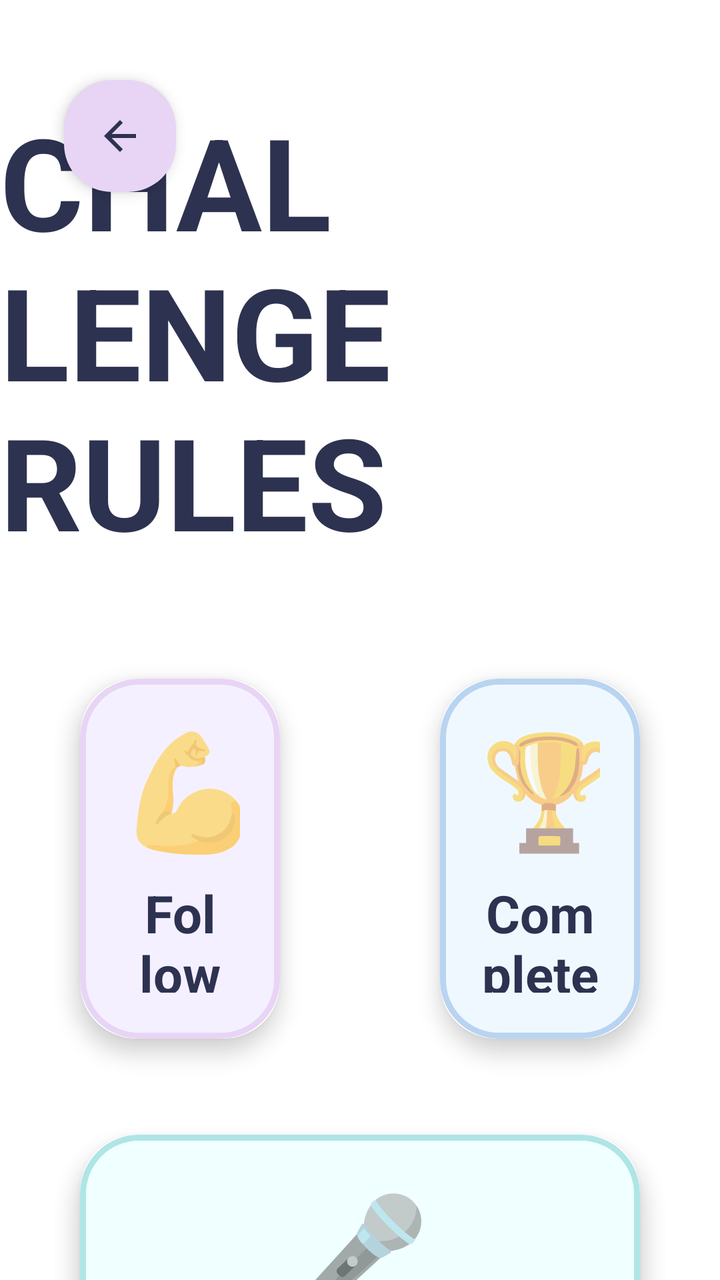
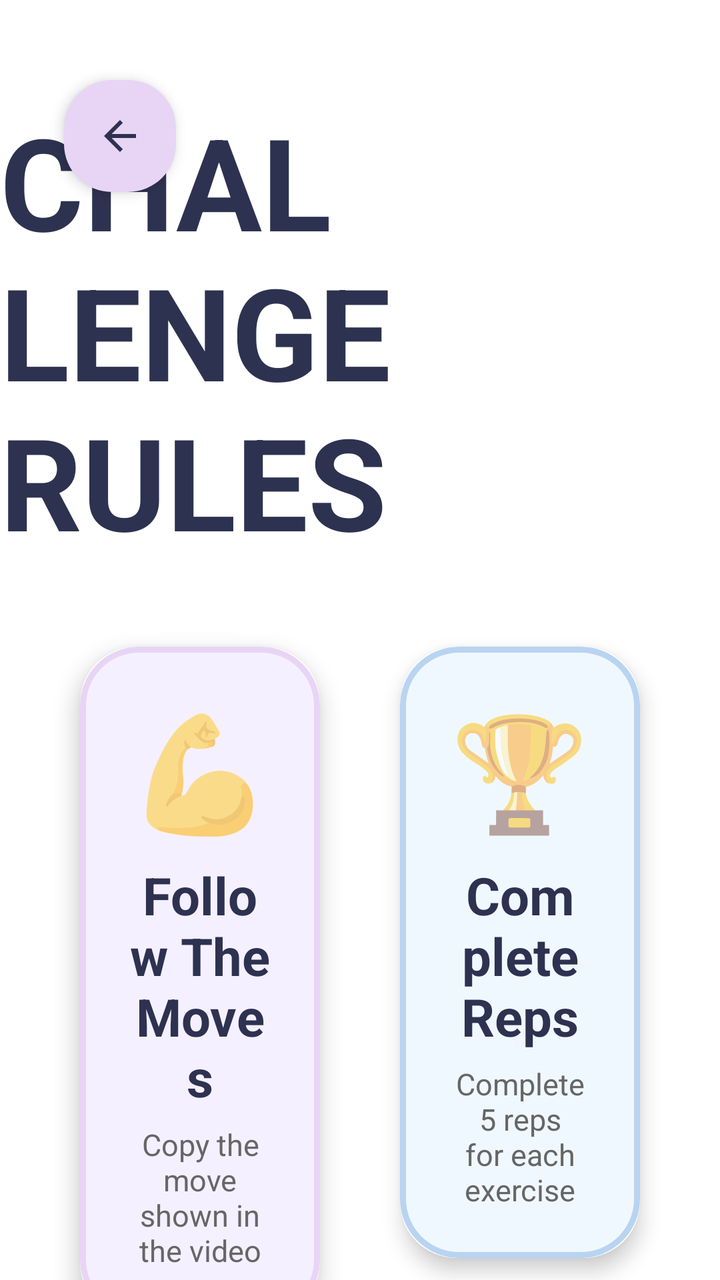

Compare the two renders of this Android layout. The source of the first and the diff that turns it into the second are given below.
<!-- AndroidManifest.xml: application theme Theme.RoboMove -->
<!-- res/layout/activity_instructions.xml -->
<?xml version="1.0" encoding="utf-8"?>
<androidx.constraintlayout.widget.ConstraintLayout
    xmlns:android="http://schemas.android.com/apk/res/android"
    xmlns:app="http://schemas.android.com/apk/res-auto"
    xmlns:tools="http://schemas.android.com/tools"
    android:layout_width="match_parent"
    android:layout_height="match_parent"
    android:background="@color/robomove_white">

    
    <ImageButton
        android:id="@+id/btn_back"
        android:layout_width="56dp"
        android:layout_height="56dp"
        android:src="@drawable/ic_back"
        android:background="@drawable/bg_rule_card"
        android:padding="12dp"
        android:contentDescription="Back"
        android:elevation="4dp"
        app:tint="@color/robomove_navy"
        app:layout_constraintStart_toStartOf="parent"
        app:layout_constraintTop_toTopOf="parent"
        android:layout_marginStart="32dp"
        android:layout_marginTop="40dp"/>

    
    <TextView
        android:id="@+id/tv_title"
        android:layout_width="wrap_content"
        android:layout_height="wrap_content"
        android:text="CHALLENGE RULES"
        android:textColor="@color/robomove_navy"
        android:textSize="64sp"
        android:textStyle="bold"
        app:layout_constraintTop_toTopOf="parent"
        app:layout_constraintStart_toStartOf="parent"
        app:layout_constraintEnd_toEndOf="parent"
        android:layout_marginTop="48dp"/>

    
    <androidx.cardview.widget.CardView
        android:id="@+id/card_follow"
        android:layout_width="0dp"
        android:layout_height="180dp"
        app:cardCornerRadius="28dp"
        app:cardElevation="6dp"
        app:cardBackgroundColor="@color/robomove_white"
        android:layout_marginStart="40dp"
        android:layout_marginEnd="40dp"
        android:layout_marginTop="56dp"
        app:layout_constraintStart_toStartOf="parent"
        app:layout_constraintEnd_toStartOf="@id/card_reps"
        app:layout_constraintTop_toBottomOf="@id/tv_title">

        <LinearLayout
            android:layout_width="match_parent"
            android:layout_height="match_parent"
            android:gravity="center"
            android:orientation="vertical"
            android:background="@drawable/bg_info_card_purple"
            android:padding="20dp">

            <TextView
                android:layout_width="wrap_content"
                android:layout_height="wrap_content"
                android:text="💪"
                android:textSize="56sp"/>

            <TextView
                android:layout_width="wrap_content"
                android:layout_height="wrap_content"
                android:layout_marginTop="8dp"
                android:gravity="center"
                android:text="Follow The Moves"
                android:textAlignment="center"
                android:textColor="@color/robomove_navy"
                android:textSize="26sp"
                android:textStyle="bold" />

            <TextView
                android:layout_width="wrap_content"
                android:layout_height="wrap_content"
                android:layout_marginTop="6dp"
                android:gravity="center"
                android:text="Copy the move shown in the video"
                android:textAlignment="center"
                android:textColor="#666666"
                android:textSize="15sp" />
        </LinearLayout>
    </androidx.cardview.widget.CardView>

    
    <androidx.cardview.widget.CardView
        android:id="@+id/card_reps"
        android:layout_width="0dp"
        android:layout_height="180dp"
        app:cardCornerRadius="28dp"
        app:cardElevation="6dp"
        app:cardBackgroundColor="@color/robomove_white"
        android:layout_marginStart="40dp"
        android:layout_marginEnd="40dp"
        android:layout_marginTop="56dp"
        app:layout_constraintStart_toEndOf="@id/card_follow"
        app:layout_constraintEnd_toEndOf="parent"
        app:layout_constraintTop_toBottomOf="@id/tv_title">

        <LinearLayout
            android:layout_width="match_parent"
            android:layout_height="match_parent"
            android:gravity="center"
            android:orientation="vertical"
            android:background="@drawable/bg_info_card_blue"
            android:padding="20dp">

            <TextView
                android:layout_width="wrap_content"
                android:layout_height="wrap_content"
                android:text="🏆"
                android:textSize="56sp"/>

            <TextView
                android:layout_width="wrap_content"
                android:layout_height="wrap_content"
                android:layout_marginTop="8dp"
                android:gravity="center"
                android:text="Complete Reps"
                android:textAlignment="center"
                android:textColor="@color/robomove_navy"
                android:textSize="26sp"
                android:textStyle="bold" />

            <TextView
                android:layout_width="wrap_content"
                android:layout_height="wrap_content"
                android:layout_marginTop="6dp"
                android:gravity="center"
                android:text="Complete 5 reps for each exercise"
                android:textAlignment="center"
                android:textColor="#666666"
                android:textSize="15sp" />
        </LinearLayout>
    </androidx.cardview.widget.CardView>

    
    <androidx.cardview.widget.CardView
        android:id="@+id/card_voice"
        android:layout_width="0dp"
        android:layout_height="190dp"
        app:cardCornerRadius="28dp"
        app:cardElevation="6dp"
        app:cardBackgroundColor="@color/robomove_white"
        android:layout_marginStart="40dp"
        android:layout_marginEnd="40dp"
        android:layout_marginTop="48dp"
        app:layout_constraintTop_toBottomOf="@id/card_follow"
        app:layout_constraintStart_toStartOf="parent"
        app:layout_constraintEnd_toEndOf="parent">

        <LinearLayout
            android:layout_width="match_parent"
            android:layout_height="match_parent"
            android:orientation="vertical"
            android:gravity="center"
            android:background="@drawable/bg_info_card_teal"
            android:padding="20dp">

            <TextView
                android:layout_width="wrap_content"
                android:layout_height="wrap_content"
                android:text="🎤"
                android:textSize="56sp"/>

            <TextView
                android:layout_width="wrap_content"
                android:layout_height="wrap_content"
                android:layout_marginTop="8dp"
                android:text="Voice Commands"
                android:textColor="@color/robomove_navy"
                android:textSize="26sp"
                android:textStyle="bold" />

            <TextView
                android:layout_width="wrap_content"
                android:layout_height="wrap_content"
                android:layout_marginTop="6dp"
                android:gravity="center"
                android:text="Say 'Robomove Start', 'Pause', 'Play', or 'Stop' to control the game."
                android:textAlignment="center"
                android:textColor="#666666"
                android:textSize="15sp"
                android:lineSpacingMultiplier="1.2"/>
        </LinearLayout>
    </androidx.cardview.widget.CardView>

    
    <TextView
        android:id="@+id/btn_say_start"
        android:layout_width="0dp"
        android:layout_height="80dp"
        android:layout_marginStart="40dp"
        android:layout_marginEnd="40dp"
        android:layout_marginTop="56dp"
        android:background="@drawable/bg_button_yellow"
        android:gravity="center"
        android:text='Say "Robomove Start" to Begin!'
        android:textSize="24sp"
        android:textStyle="bold"
        android:textColor="@color/robomove_white"
        android:elevation="8dp"
        app:layout_constraintTop_toBottomOf="@id/card_voice"
        app:layout_constraintStart_toStartOf="parent"
        app:layout_constraintEnd_toEndOf="parent" />

</androidx.constraintlayout.widget.ConstraintLayout>
<!-- resources referenced by this layout -->
<resources>
  <color name="robomove_navy">#2D3250</color>
  <color name="robomove_white">#FFFFFF</color>
  <!-- drawable bg_button_yellow (drawable) -->
  <?xml version="1.0" encoding="utf-8"?>
  <shape xmlns:android="http://schemas.android.com/apk/res/android"
      android:shape="rectangle">
      <solid android:color="#F5C842" />
      <corners android:radius="50dp" />
  </shape>
  <!-- drawable bg_info_card_blue (drawable) -->
  <?xml version="1.0" encoding="utf-8"?>
  <shape xmlns:android="http://schemas.android.com/apk/res/android">
      <solid android:color="#F0F8FF"/>
      <corners android:radius="28dp"/>
      <stroke android:width="3dp" android:color="#B8D4F1"/>
  </shape>
  <!-- drawable bg_info_card_purple (drawable) -->
  <?xml version="1.0" encoding="utf-8"?>
  <shape xmlns:android="http://schemas.android.com/apk/res/android">
      <solid android:color="#F5F0FF"/>
      <corners android:radius="28dp"/>
      <stroke android:width="3dp" android:color="#E8D5F5"/>
  </shape>
  <!-- drawable bg_info_card_teal (drawable) -->
  <?xml version="1.0" encoding="utf-8"?>
  <shape xmlns:android="http://schemas.android.com/apk/res/android">
      <solid android:color="#F0FFFF"/>
      <corners android:radius="28dp"/>
      <stroke android:width="3dp" android:color="#B0E5E5"/>
  </shape>
  <!-- drawable bg_rule_card (drawable) -->
  <?xml version="1.0" encoding="utf-8"?>
  <shape xmlns:android="http://schemas.android.com/apk/res/android"
      android:shape="rectangle">
      <solid android:color="#E8D5F5" />
      <corners android:radius="24dp" />
  </shape>
  <!-- drawable ic_back (drawable) -->
  <vector xmlns:android="http://schemas.android.com/apk/res/android" android:autoMirrored="true" android:height="24dp" android:tint="#000000" android:viewportHeight="24" android:viewportWidth="24" android:width="24dp">
        
      <path android:fillColor="@android:color/white" android:pathData="M20,11H7.83l5.59,-5.59L12,4l-8,8 8,8 1.41,-1.41L7.83,13H20v-2z"/>
      
  </vector>
  <style name="Theme.RoboMove" parent="Theme.MaterialComponents.DayNight.NoActionBar">
          <item name="colorPrimary">@color/robomove_navy</item>
          <item name="colorPrimaryVariant">@color/robomove_navy</item>
          <item name="colorOnPrimary">@color/robomove_white</item>
          <item name="colorSecondary">@color/robomove_yellow</item>
          <item name="android:windowBackground">@color/robomove_white</item>
      </style>
  <color name="robomove_yellow">#F5C842</color>
</resources>

<!-- the commit's change to res/layout/activity_instructions.xml (unified diff, before → after) -->
@@ -2,7 +2,6 @@
 <androidx.constraintlayout.widget.ConstraintLayout
     xmlns:android="http://schemas.android.com/apk/res/android"
     xmlns:app="http://schemas.android.com/apk/res-auto"
-    xmlns:tools="http://schemas.android.com/tools"
     android:layout_width="match_parent"
     android:layout_height="match_parent"
     android:background="@color/robomove_white">
@@ -18,10 +17,10 @@
         android:contentDescription="Back"
         android:elevation="4dp"
         app:tint="@color/robomove_navy"
-        app:layout_constraintStart_toStartOf="parent"
-        app:layout_constraintTop_toTopOf="parent"
         android:layout_marginStart="32dp"
-        android:layout_marginTop="40dp"/>
+        android:layout_marginTop="40dp"
+        app:layout_constraintStart_toStartOf="parent"
+        app:layout_constraintTop_toTopOf="parent"/>
 
     
     <TextView
@@ -32,33 +31,35 @@
         android:textColor="@color/robomove_navy"
         android:textSize="64sp"
         android:textStyle="bold"
+        android:layout_marginTop="48dp"
         app:layout_constraintTop_toTopOf="parent"
         app:layout_constraintStart_toStartOf="parent"
-        app:layout_constraintEnd_toEndOf="parent"
-        android:layout_marginTop="48dp"/>
+        app:layout_constraintEnd_toEndOf="parent"/>
+
+    
 
     
     <androidx.cardview.widget.CardView
         android:id="@+id/card_follow"
         android:layout_width="0dp"
-        android:layout_height="180dp"
+        android:layout_height="wrap_content"
         app:cardCornerRadius="28dp"
         app:cardElevation="6dp"
         app:cardBackgroundColor="@color/robomove_white"
         android:layout_marginStart="40dp"
-        android:layout_marginEnd="40dp"
-        android:layout_marginTop="56dp"
+        android:layout_marginEnd="20dp"
+        android:layout_marginTop="40dp"
         app:layout_constraintStart_toStartOf="parent"
         app:layout_constraintEnd_toStartOf="@id/card_reps"
         app:layout_constraintTop_toBottomOf="@id/tv_title">
 
         <LinearLayout
             android:layout_width="match_parent"
-            android:layout_height="match_parent"
+            android:layout_height="wrap_content"
             android:gravity="center"
             android:orientation="vertical"
             android:background="@drawable/bg_info_card_purple"
-            android:padding="20dp">
+            android:padding="24dp">
 
             <TextView
                 android:layout_width="wrap_content"
@@ -75,7 +76,7 @@
                 android:textAlignment="center"
                 android:textColor="@color/robomove_navy"
                 android:textSize="26sp"
-                android:textStyle="bold" />
+                android:textStyle="bold"/>
 
             <TextView
                 android:layout_width="wrap_content"
@@ -85,7 +86,7 @@
                 android:text="Copy the move shown in the video"
                 android:textAlignment="center"
                 android:textColor="#666666"
-                android:textSize="15sp" />
+                android:textSize="15sp"/>
         </LinearLayout>
     </androidx.cardview.widget.CardView>
 
@@ -93,24 +94,24 @@
     <androidx.cardview.widget.CardView
         android:id="@+id/card_reps"
         android:layout_width="0dp"
-        android:layout_height="180dp"
-        app:cardCornerRadius="28dp"
-        app:cardElevation="6dp"
-        app:cardBackgroundColor="@color/robomove_white"
-        android:layout_marginStart="40dp"
+        android:layout_height="wrap_content"
+        app:cardCornerRadius="28dp"
+        app:cardElevation="6dp"
+        app:cardBackgroundColor="@color/robomove_white"
+        android:layout_marginStart="20dp"
         android:layout_marginEnd="40dp"
-        android:layout_marginTop="56dp"
+        android:layout_marginTop="40dp"
         app:layout_constraintStart_toEndOf="@id/card_follow"
         app:layout_constraintEnd_toEndOf="parent"
         app:layout_constraintTop_toBottomOf="@id/tv_title">
 
         <LinearLayout
             android:layout_width="match_parent"
-            android:layout_height="match_parent"
+            android:layout_height="wrap_content"
             android:gravity="center"
             android:orientation="vertical"
             android:background="@drawable/bg_info_card_blue"
-            android:padding="20dp">
+            android:padding="24dp">
 
             <TextView
                 android:layout_width="wrap_content"
@@ -127,7 +128,7 @@
                 android:textAlignment="center"
                 android:textColor="@color/robomove_navy"
                 android:textSize="26sp"
-                android:textStyle="bold" />
+                android:textStyle="bold"/>
 
             <TextView
                 android:layout_width="wrap_content"
@@ -137,54 +138,109 @@
                 android:text="Complete 5 reps for each exercise"
                 android:textAlignment="center"
                 android:textColor="#666666"
-                android:textSize="15sp" />
-        </LinearLayout>
-    </androidx.cardview.widget.CardView>
+                android:textSize="15sp"/>
+        </LinearLayout>
+    </androidx.cardview.widget.CardView>
+
+    
 
     
     <androidx.cardview.widget.CardView
         android:id="@+id/card_voice"
         android:layout_width="0dp"
-        android:layout_height="190dp"
+        android:layout_height="wrap_content"
         app:cardCornerRadius="28dp"
         app:cardElevation="6dp"
         app:cardBackgroundColor="@color/robomove_white"
         android:layout_marginStart="40dp"
+        android:layout_marginEnd="20dp"
+        android:layout_marginTop="32dp"
+        app:layout_constraintTop_toBottomOf="@id/card_follow"
+        app:layout_constraintStart_toStartOf="parent"
+        app:layout_constraintEnd_toStartOf="@id/card_frame">
+
+        <LinearLayout
+            android:layout_width="match_parent"
+            android:layout_height="wrap_content"
+            android:orientation="vertical"
+            android:gravity="center"
+            android:background="@drawable/bg_info_card_teal"
+            android:padding="24dp">
+
+            <TextView
+                android:layout_width="wrap_content"
+                android:layout_height="wrap_content"
+                android:text="🎤"
+                android:textSize="56sp"/>
+
+            <TextView
+                android:layout_width="wrap_content"
+                android:layout_height="wrap_content"
+                android:layout_marginTop="8dp"
+                android:text="Voice Commands"
+                android:gravity="center"
+                android:textColor="@color/robomove_navy"
+                android:textSize="26sp"
+                android:textStyle="bold"/>
+
+            <TextView
+                android:layout_width="wrap_content"
+                android:layout_height="wrap_content"
+                android:layout_marginTop="6dp"
+                android:gravity="center"
+                android:text="Say 'Start', 'Continue', 'Pause',&#10;'Play', 'Skip', or 'Stop' to control."
+                android:textAlignment="center"
+                android:textColor="#666666"
+                android:textSize="15sp"
+                android:lineSpacingMultiplier="1.2"/>
+        </LinearLayout>
+    </androidx.cardview.widget.CardView>
+
+    
+    <androidx.cardview.widget.CardView
+        android:id="@+id/card_frame"
+        android:layout_width="0dp"
+        android:layout_height="wrap_content"
+        app:cardCornerRadius="28dp"
+        app:cardElevation="6dp"
+        app:cardBackgroundColor="@color/robomove_white"
+        android:layout_marginStart="20dp"
         android:layout_marginEnd="40dp"
-        android:layout_marginTop="48dp"
-        app:layout_constraintTop_toBottomOf="@id/card_follow"
-        app:layout_constraintStart_toStartOf="parent"
+        android:layout_marginTop="32dp"
+        app:layout_constraintTop_toBottomOf="@id/card_reps"
+        app:layout_constraintStart_toEndOf="@id/card_voice"
         app:layout_constraintEnd_toEndOf="parent">
 
         <LinearLayout
             android:layout_width="match_parent"
-            android:layout_height="match_parent"
-            android:orientation="vertical"
-            android:gravity="center"
-            android:background="@drawable/bg_info_card_teal"
-            android:padding="20dp">
-
-            <TextView
-                android:layout_width="wrap_content"
-                android:layout_height="wrap_content"
-                android:text="🎤"
-                android:textSize="56sp"/>
-
-            <TextView
-                android:layout_width="wrap_content"
-                android:layout_height="wrap_content"
-                android:layout_marginTop="8dp"
-                android:text="Voice Commands"
-                android:textColor="@color/robomove_navy"
-                android:textSize="26sp"
-                android:textStyle="bold" />
-
-            <TextView
-                android:layout_width="wrap_content"
-                android:layout_height="wrap_content"
-                android:layout_marginTop="6dp"
-                android:gravity="center"
-                android:text="Say 'Robomove Start', 'Pause', 'Play', or 'Stop' to control the game."
+            android:layout_height="wrap_content"
+            android:orientation="vertical"
+            android:gravity="center"
+            android:background="@drawable/bg_info_card_pink"
+            android:padding="24dp">
+
+            <TextView
+                android:layout_width="wrap_content"
+                android:layout_height="wrap_content"
+                android:text="📷"
+                android:textSize="56sp"/>
+
+            <TextView
+                android:layout_width="wrap_content"
+                android:layout_height="wrap_content"
+                android:layout_marginTop="8dp"
+                android:text="Stay Within Frame"
+                android:gravity="center"
+                android:textColor="@color/robomove_navy"
+                android:textSize="26sp"
+                android:textStyle="bold"/>
+
+            <TextView
+                android:layout_width="wrap_content"
+                android:layout_height="wrap_content"
+                android:layout_marginTop="6dp"
+                android:gravity="center"
+                android:text="Make sure your full body&#10;is visible in the camera!"
                 android:textAlignment="center"
                 android:textColor="#666666"
                 android:textSize="15sp"
@@ -199,7 +255,8 @@
         android:layout_height="80dp"
         android:layout_marginStart="40dp"
         android:layout_marginEnd="40dp"
-        android:layout_marginTop="56dp"
+        android:layout_marginTop="40dp"
+        android:layout_marginBottom="32dp"
         android:background="@drawable/bg_button_yellow"
         android:gravity="center"
         android:text='Say "Robomove Start" to Begin!'
@@ -208,7 +265,8 @@
         android:textColor="@color/robomove_white"
         android:elevation="8dp"
         app:layout_constraintTop_toBottomOf="@id/card_voice"
-        app:layout_constraintStart_toStartOf="parent"
-        app:layout_constraintEnd_toEndOf="parent" />
+        app:layout_constraintBottom_toBottomOf="parent"
+        app:layout_constraintStart_toStartOf="parent"
+        app:layout_constraintEnd_toEndOf="parent"/>
 
 </androidx.constraintlayout.widget.ConstraintLayout>
<!-- resource entries referenced after the edit -->
@@ -15,6 +15,19 @@
       <solid android:color="#F0F8FF"/>
       <corners android:radius="28dp"/>
       <stroke android:width="3dp" android:color="#B8D4F1"/>
+  </shape>
+  <!-- drawable bg_info_card_pink (drawable) -->
+  <?xml version="1.0" encoding="utf-8"?>
+  <shape xmlns:android="http://schemas.android.com/apk/res/android">
+  
+      <solid android:color="#FFEAF3"/>
+  
+      <corners android:radius="28dp"/>
+  
+      <stroke
+          android:width="3dp"
+          android:color="#E8B8CC"/>
+  
   </shape>
   <!-- drawable bg_info_card_purple (drawable) -->
   <?xml version="1.0" encoding="utf-8"?>
